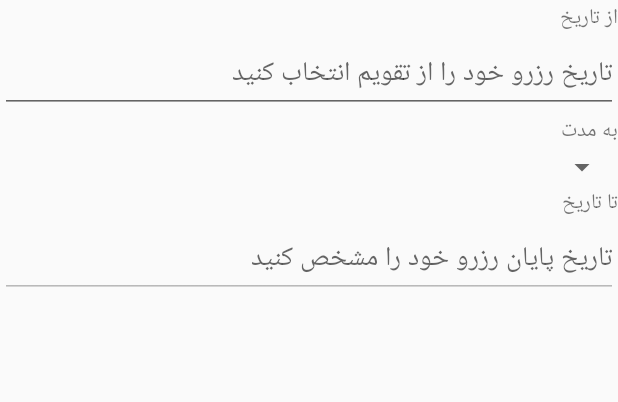
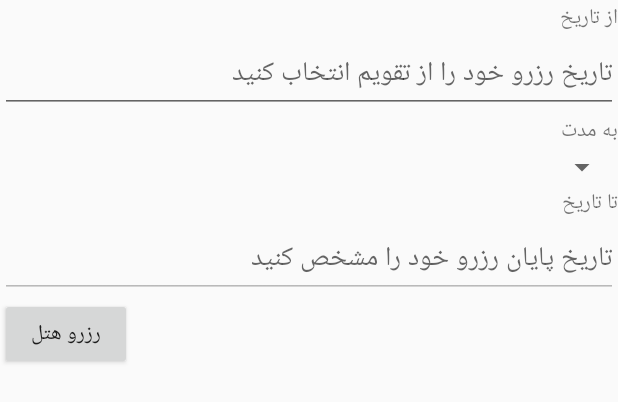
Before and after one commit to khahani/Asa, an Android app: the layout fragment_step1.xml on its own in the app's theme, with its tools: preview values and no code run, on a phone screen of 412 x 824 dp. Shown: the top 402 px of the screen. Run offline under Robolectric (Android 15) with nearby library versions, the phone set to English and light mode, and no system bars.

Commit message:
List cities completed and after that can move to next step which is picking date and number of nights. both are done. It's time to move to pick hotel.

```diff
--- a/app/src/main/java/com/example/khahani/asa/AsaActivity.java
+++ b/app/src/main/java/com/example/khahani/asa/AsaActivity.java
@@ -8,6 +8,7 @@ import android.support.v4.app.FragmentManager;
 import android.support.v4.app.FragmentTransaction;
 import android.support.v7.app.AppCompatActivity;
 
+import com.example.khahani.asa.fragment.CityFragment;
 import com.example.khahani.asa.fragment.Step1Fragment;
 import com.example.khahani.asa.fragment.Step1FragmentViewModel;
 import com.mohamadamin.persianmaterialdatetimepicker.date.DatePickerDialog;
@@ -28,6 +29,7 @@ public class AsaActivity extends AppCompatActivity {
 
 
     protected Step1Fragment step1Fragment;
+    protected CityFragment cityFragment;
 
     protected void init(){
         fragmentManager = getSupportFragmentManager();
--- a/app/src/main/java/com/example/khahani/asa/model/cities/MessageDeserializer.java
+++ b/app/src/main/java/com/example/khahani/asa/model/cities/MessageDeserializer.java
@@ -17,8 +17,6 @@ public class MessageDeserializer implements JsonDeserializer<Message> {
     @Override
     public Message deserialize(JsonElement jsonElement, Type typeOfT, JsonDeserializationContext context) throws JsonParseException {
 
-        //JsonElement theFile = jsonElement.getAsJsonObject().get(mKey);
-
         return new Gson().fromJson(jsonElement, Message.class);
     }
 }
--- a/app/src/main/res/layout/activity_main.xml
+++ b/app/src/main/res/layout/activity_main.xml
@@ -4,7 +4,8 @@
     xmlns:tools="http://schemas.android.com/tools"
     android:layout_width="match_parent"
     android:layout_height="match_parent"
-    tools:context=".activity.MainActivity">
+    tools:context=".activity.MainActivity"
+    android:layoutDirection="rtl">
 
     <FrameLayout
         android:id="@+id/fragmentContainer"
--- a/app/src/main/res/layout/fragment_step1.xml
+++ b/app/src/main/res/layout/fragment_step1.xml
@@ -48,6 +48,13 @@
             android:hint="تاریخ پایان رزرو خود را مشخص کنید"
             android:inputType="date" />
 
+        <Button
+            android:id="@+id/buttonNext"
+            android:layout_width="wrap_content"
+            android:layout_height="wrap_content"
+            android:padding="8dp"
+            android:text="رزرو هتل"/>
+
 
     </LinearLayout>
 
```
Also changed, not shown: app/src/main/java/com/example/khahani/asa/activity/MainActivity.java (+99 -19 lines), app/src/main/java/com/example/khahani/asa/fragment/Step1Fragment.java (+15 -0 lines).
